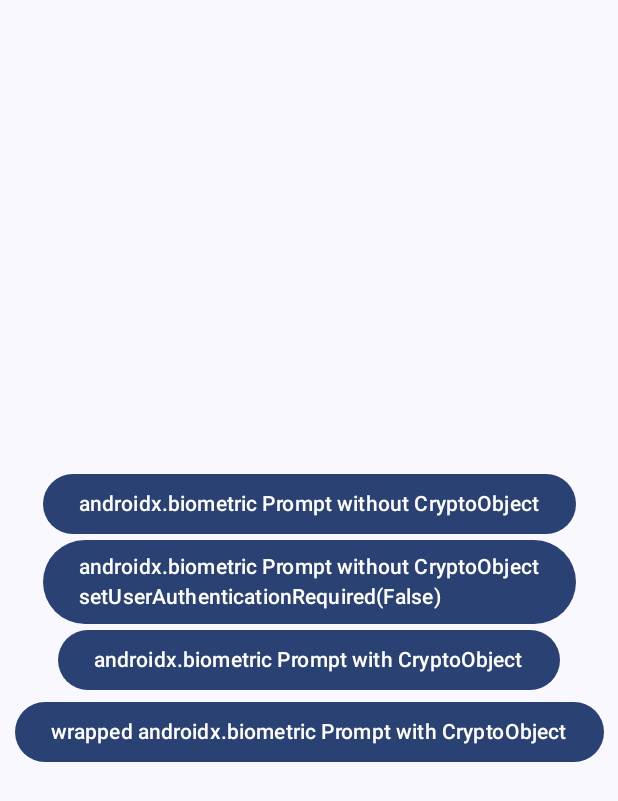
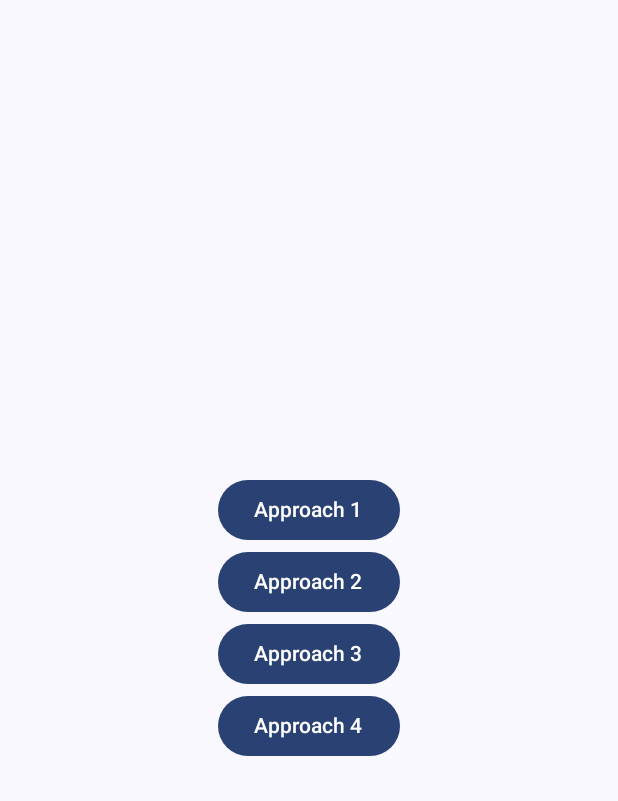
Before and after one commit to jasonwyatt/BiometricBug, an Android app built with Jetpack Compose: the screen it shows after launch (MainActivity), on a phone screen of 412 x 824 dp. Shown: the top 801 px of the screen. Run offline under Robolectric (Android 15) with nearby library versions, the phone set to English and light mode, and no system bars.

```diff
--- a/app/src/main/java/com/example/biometricbug/MainActivity.kt
+++ b/app/src/main/java/com/example/biometricbug/MainActivity.kt
@@ -41,7 +41,7 @@ fun MainActivityContent(activity: FragmentActivity?, modifier: Modifier = Modifi
                             .authenticateAndEncryptDecrypt(activity!!)
                     }
                 ) {
-                    Text(text = "androidx.biometric Prompt without CryptoObject")
+                    Text(text = "Approach 1")
                 }
                 Button(
                     onClick = {
@@ -49,7 +49,7 @@ fun MainActivityContent(activity: FragmentActivity?, modifier: Modifier = Modifi
                             .authenticateAndEncryptDecrypt(activity!!)
                     }
                 ) {
-                    Text(text = "androidx.biometric Prompt without CryptoObject\nsetUserAuthenticationRequired(False)")
+                    Text(text = "Approach 2")
                 }
                 Button(
                     onClick = {
@@ -57,7 +57,7 @@ fun MainActivityContent(activity: FragmentActivity?, modifier: Modifier = Modifi
                             .authenticateAndEncryptDecrypt(activity!!)
                     }
                 ) {
-                    Text(text = "androidx.biometric Prompt with CryptoObject")
+                    Text(text = "Approach 3")
                 }
                 Button(
                     onClick = {
@@ -65,7 +65,7 @@ fun MainActivityContent(activity: FragmentActivity?, modifier: Modifier = Modifi
                             .authenticateAndEncryptDecrypt(activity!!)
                     }
                 ) {
-                    Text(text = "wrapped androidx.biometric Prompt with CryptoObject")
+                    Text(text = "Approach 4")
                 }
             }
         }
```
Also changed, not shown: app/src/main/java/com/example/biometricbug/Approaches.kt (+43 -10 lines), app/src/main/java/com/example/biometricbug/BiometricAuthMethod.kt (+12 -1 lines), app/src/main/java/com/example/biometricbug/CryptographyManager.kt (+4 -4 lines).
